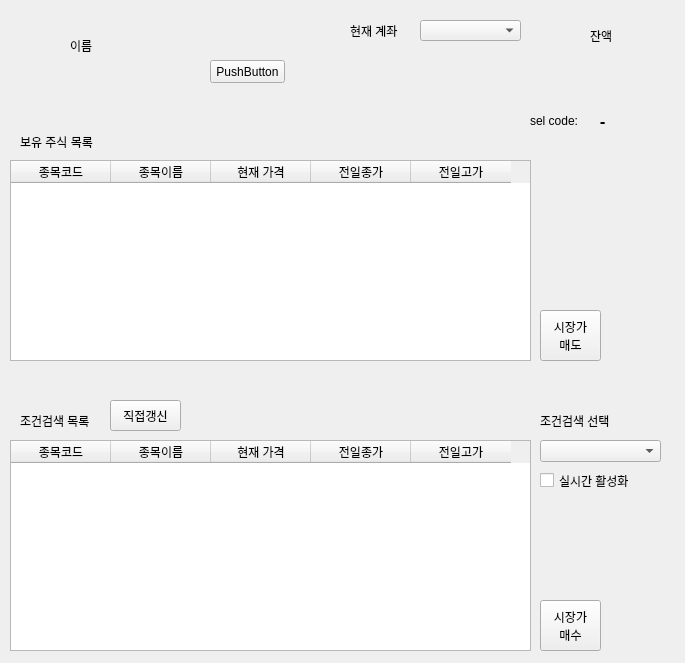
sun-a-i/mandleda, file testdH/ui/main.ui: the form before one commit.
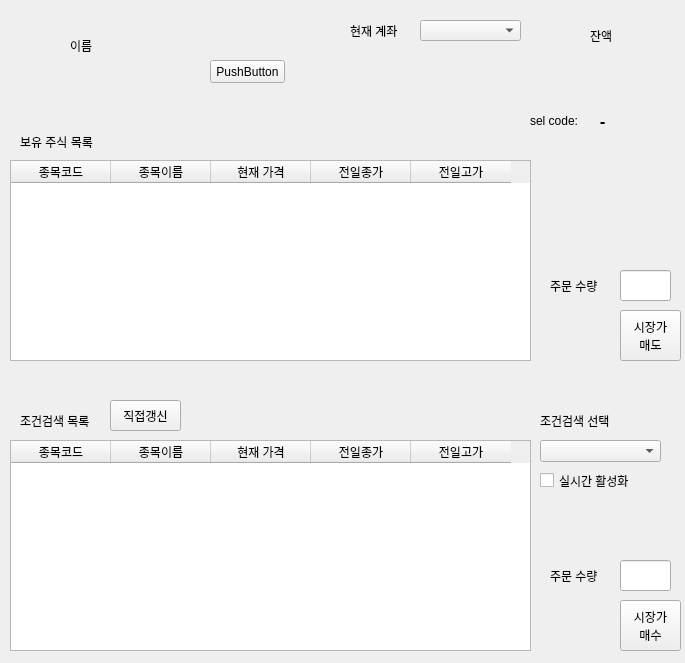
The form after the commit.

```diff
--- a/testdH/ui/main.ui
+++ b/testdH/ui/main.ui
@@ -149,7 +149,7 @@
   <widget class="QPushButton" name="pushButton">
    <property name="geometry">
     <rect>
-     <x>540</x>
+     <x>620</x>
      <y>600</y>
      <width>61</width>
      <height>51</height>
@@ -237,7 +237,7 @@
   <widget class="QPushButton" name="pushButton_3">
    <property name="geometry">
     <rect>
-     <x>540</x>
+     <x>620</x>
      <y>310</y>
      <width>61</width>
      <height>51</height>
@@ -282,6 +282,58 @@
     <string>-</string>
    </property>
   </widget>
+  <widget class="QLineEdit" name="order_amount">
+   <property name="geometry">
+    <rect>
+     <x>620</x>
+     <y>560</y>
+     <width>51</width>
+     <height>31</height>
+    </rect>
+   </property>
+   <property name="text">
+    <string/>
+   </property>
+  </widget>
+  <widget class="QLabel" name="label_3">
+   <property name="geometry">
+    <rect>
+     <x>550</x>
+     <y>560</y>
+     <width>56</width>
+     <height>31</height>
+    </rect>
+   </property>
+   <property name="text">
+    <string>주문 수량</string>
+   </property>
+  </widget>
+  <widget class="QLabel" name="label_7">
+   <property name="geometry">
+    <rect>
+     <x>550</x>
+     <y>270</y>
+     <width>56</width>
+     <height>31</height>
+    </rect>
+   </property>
+   <property name="text">
+    <string>주문 수량</string>
+   </property>
+  </widget>
+  <widget class="QLineEdit" name="order_amount_2">
+   <property name="geometry">
+    <rect>
+     <x>620</x>
+     <y>270</y>
+     <width>51</width>
+     <height>31</height>
+    </rect>
+   </property>
+   <property name="text">
+    <string/>
+   </property>
+  </widget>
  </widget>
  <resources/>
  <connections/>
```
